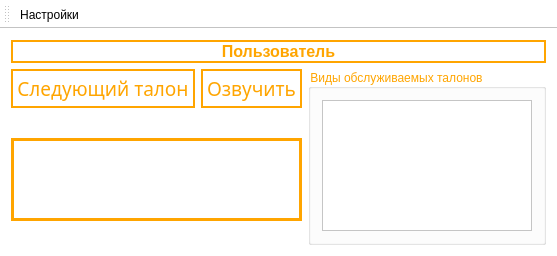
Above: mainwindow.ui from federicovalenso/clinicTicketsQueueServiceClient before the change. Below: the same form after it.
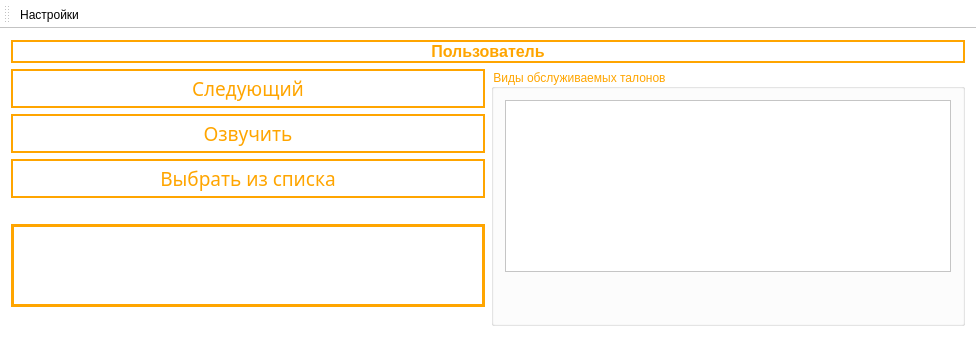
That is the form after the change. Icons and pictures are not drawn.

```diff
--- a/mainwindow.ui
+++ b/mainwindow.ui
@@ -6,8 +6,8 @@
    <rect>
     <x>0</x>
     <y>0</y>
-    <width>557</width>
-    <height>256</height>
+    <width>976</width>
+    <height>337</height>
    </rect>
   </property>
   <property name="font">
@@ -69,9 +69,13 @@
         <item>
          <layout class="QVBoxLayout" name="verticalLayout">
           <item>
-           <layout class="QHBoxLayout" name="horizontalLayout">
-            <item>
              <widget class="QPushButton" name="btnNext">
+            <property name="sizePolicy">
+             <sizepolicy hsizetype="Expanding" vsizetype="Expanding">
+              <horstretch>0</horstretch>
+              <verstretch>0</verstretch>
+             </sizepolicy>
+            </property>
               <property name="font">
                <font>
                 <family>Century Gothic</family>
@@ -103,7 +107,11 @@
 }</string>
               </property>
               <property name="text">
-               <string>Следующий талон</string>
+             <string>Следующий</string>
+            </property>
+            <property name="icon">
+             <iconset resource="res.qrc">
+              <normaloff>:/icons/icons/right-arrow.svg</normaloff>:/icons/icons/right-arrow.svg</iconset>
               </property>
               <property name="checkable">
                <bool>false</bool>
@@ -111,13 +119,16 @@
               <property name="checked">
                <bool>false</bool>
               </property>
-              <property name="flat">
-               <bool>true</bool>
-              </property>
              </widget>
             </item>
             <item>
              <widget class="QPushButton" name="btnVoiceTicket">
+            <property name="sizePolicy">
+             <sizepolicy hsizetype="Expanding" vsizetype="Expanding">
+              <horstretch>0</horstretch>
+              <verstretch>0</verstretch>
+             </sizepolicy>
+            </property>
               <property name="font">
                <font>
                 <family>Century Gothic</family>
@@ -156,23 +167,77 @@
               </property>
              </widget>
             </item>
-           </layout>
+          <item>
+           <widget class="QPushButton" name="btnSelect">
+            <property name="sizePolicy">
+             <sizepolicy hsizetype="Expanding" vsizetype="Expanding">
+              <horstretch>0</horstretch>
+              <verstretch>0</verstretch>
+             </sizepolicy>
+            </property>
+            <property name="font">
+             <font>
+              <family>Century Gothic</family>
+              <pointsize>14</pointsize>
+             </font>
+            </property>
+            <property name="cursor">
+             <cursorShape>PointingHandCursor</cursorShape>
+            </property>
+            <property name="styleSheet">
+             <string notr="true">QPushButton
+{
+	padding: 4px;
+    font-family: &quot;Century Gothic&quot;;
+    color: orange;
+    background-color: white;
+    border: 2px solid orange;
+}
+QPushButton:hover
+{
+    color: white;
+    background-color: orange;
+}
+QPushButton:pressed
+{
+    border: 3px solid white;
+    color: white;
+    background-color: #E74C3C;
+}</string>
+            </property>
+            <property name="text">
+             <string>Выбрать из списка</string>
+            </property>
+            <property name="icon">
+             <iconset resource="res.qrc">
+              <normaloff>:/icons/icons/select.svg</normaloff>:/icons/icons/select.svg</iconset>
+            </property>
+           </widget>
           </item>
           <item>
            <spacer name="verticalSpacer">
             <property name="orientation">
              <enum>Qt::Vertical</enum>
             </property>
+            <property name="sizeType">
+             <enum>QSizePolicy::MinimumExpanding</enum>
+            </property>
             <property name="sizeHint" stdset="0">
              <size>
-              <width>20</width>
-              <height>40</height>
+              <width>264</width>
+              <height>13</height>
              </size>
             </property>
            </spacer>
           </item>
           <item>
            <widget class="QLabel" name="lblTicketNumber">
+            <property name="sizePolicy">
+             <sizepolicy hsizetype="Expanding" vsizetype="Expanding">
+              <horstretch>0</horstretch>
+              <verstretch>0</verstretch>
+             </sizepolicy>
+            </property>
             <property name="font">
              <font>
               <pointsize>50</pointsize>
@@ -221,31 +286,27 @@
             <property name="orientation">
              <enum>Qt::Vertical</enum>
             </property>
+            <property name="sizeType">
+             <enum>QSizePolicy::MinimumExpanding</enum>
+            </property>
             <property name="sizeHint" stdset="0">
              <size>
-              <width>20</width>
-              <height>40</height>
+              <width>264</width>
+              <height>13</height>
              </size>
             </property>
            </spacer>
           </item>
          </layout>
         </item>
-        <item>
-         <spacer name="horizontalSpacer">
-          <property name="orientation">
-           <enum>Qt::Horizontal</enum>
-          </property>
-          <property name="sizeHint" stdset="0">
-           <size>
-            <width>40</width>
-            <height>20</height>
-           </size>
-          </property>
-         </spacer>
-        </item>
         <item>
          <widget class="QGroupBox" name="groupBox">
+          <property name="sizePolicy">
+           <sizepolicy hsizetype="Expanding" vsizetype="Preferred">
+            <horstretch>0</horstretch>
+            <verstretch>0</verstretch>
+           </sizepolicy>
+          </property>
           <property name="styleSheet">
            <string notr="true">color: orange;</string>
           </property>
@@ -282,6 +343,22 @@
              </column>
             </widget>
            </item>
+           <item>
+            <spacer name="verticalSpacer_3">
+             <property name="orientation">
+              <enum>Qt::Vertical</enum>
+             </property>
+             <property name="sizeType">
+              <enum>QSizePolicy::MinimumExpanding</enum>
+             </property>
+             <property name="sizeHint" stdset="0">
+              <size>
+               <width>20</width>
+               <height>40</height>
+              </size>
+             </property>
+            </spacer>
+           </item>
           </layout>
          </widget>
         </item>
```
Left out of the diff: 4 changed lines with no effect on the pictures. Lines whose indentation alone changed are shown as unchanged.
